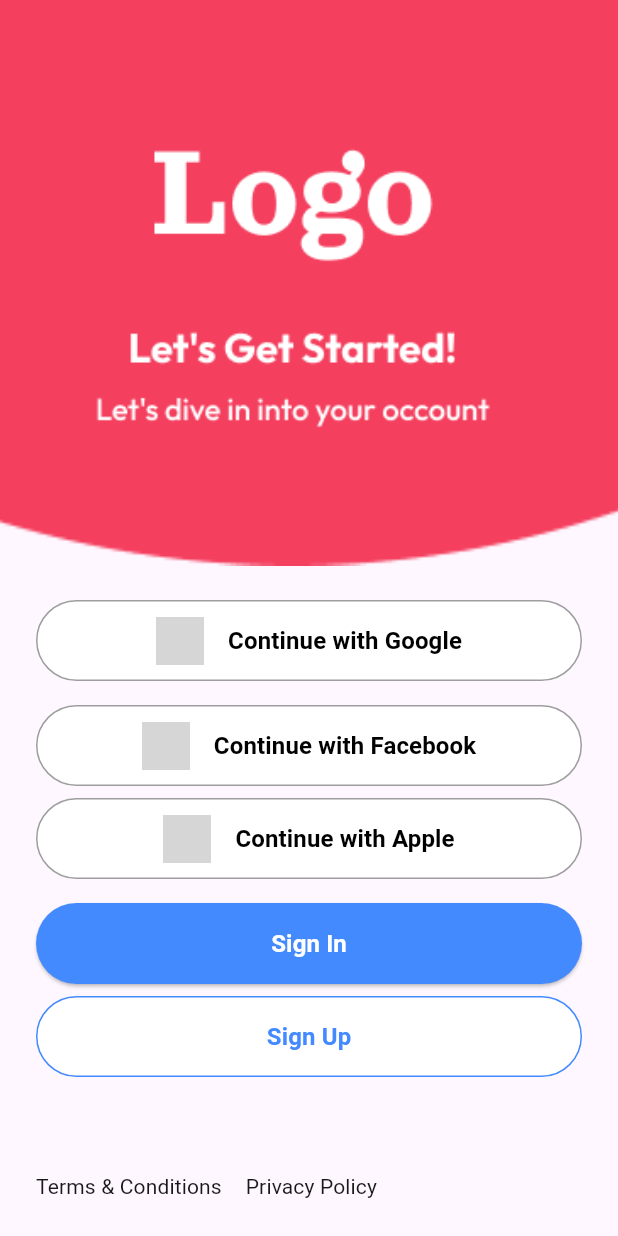
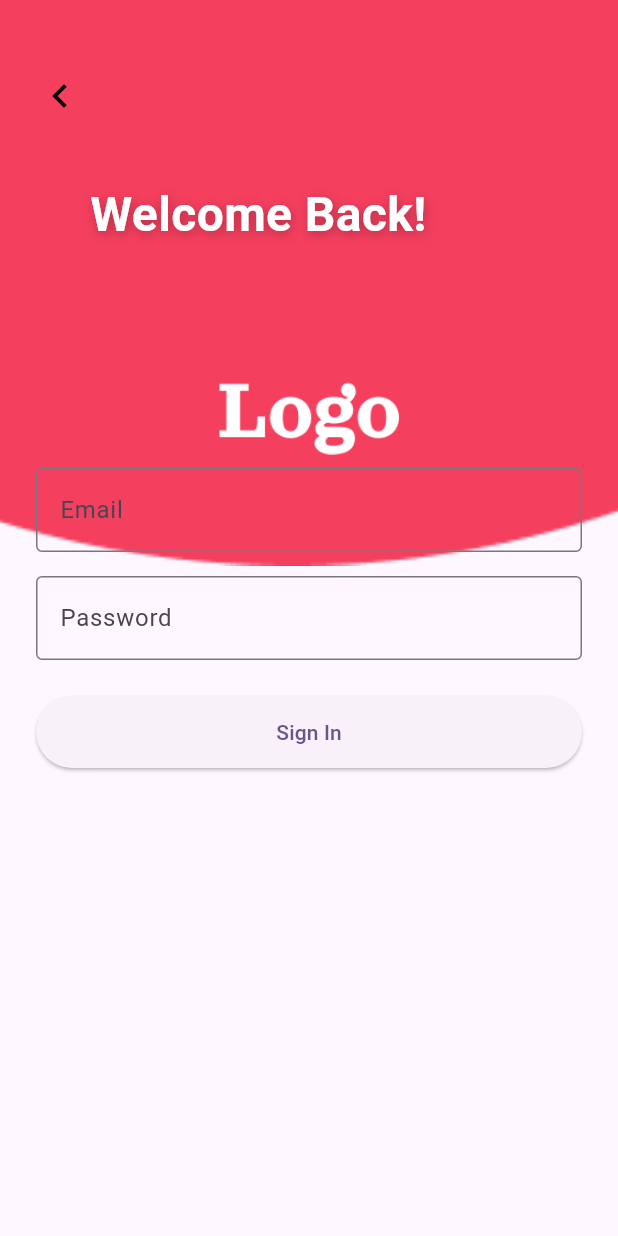
Before and after one commit to Atik-hridoy/miltech_of_demo, a Flutter app: the AuthScreen screen opened by its route, after a tap on "Sign In", on a phone screen of 412 x 824 dp. Run offline on Flutter 3.47's test engine with Material 3 defaults, Android fonts, the light colour scheme and no system bars; our stand-ins replace flutter_svg; grey boxes are pictures that could not be loaded.

```diff
--- a/lib/features/auth/auth_screen.dart
+++ b/lib/features/auth/auth_screen.dart
@@ -1,4 +1,5 @@
 import 'package:flutter/material.dart';
+import 'sign_in_screen.dart';
 
 // AuthScreen is the main authentication screen with background and social login buttons
 class AuthScreen extends StatelessWidget {
@@ -57,11 +58,22 @@ class AuthScreen extends StatelessWidget {
                       padding: EdgeInsets.zero,
                     ),
                     child: Row(
-                      mainAxisAlignment: MainAxisAlignment.center,
                       children: [
-                        // Google icon
-                        Image.asset('assets/icons/Social icon.png', height: 32, width: 32),
-                        const SizedBox(width: 16), // Space between icon and text
+                        // Icon in a box at the left edge
+                        Container(
+                          width: 48,
+                          height: 48,
+                          margin: const EdgeInsets.only(left: 3, right: 16),
+                          decoration: BoxDecoration(
+                            color: Colors.white,
+                            borderRadius: BorderRadius.circular(12),
+                            // Removed border
+                          ),
+                          child: Center(
+                            child: Image.asset('assets/icons/Social icon.png',
+                            height: 28, width: 28),
+                          ),
+                        ),
                         const Text(
                           'Continue with Google',
                           style: TextStyle(
@@ -93,11 +105,21 @@ class AuthScreen extends StatelessWidget {
                       padding: EdgeInsets.zero,
                     ),
                     child: Row(
-                      mainAxisAlignment: MainAxisAlignment.center,
                       children: [
-                        // Facebook icon
-                        Image.asset('assets/icons/Social icon (1).png', height: 32, width: 32),
-                        const SizedBox(width: 16),
+                        // Icon in a box at the left edge
+                        Container(
+                          width: 48,
+                          height: 48,
+                          margin: const EdgeInsets.only(left: 3, right: 16),
+                          decoration: BoxDecoration(
+                            color: Colors.white,
+                            borderRadius: BorderRadius.circular(12),
+                            // Removed border
+                          ),
+                          child: Center(
+                            child: Image.asset('assets/icons/Social icon (1).png', height: 28, width: 28),
+                          ),
+                        ),
                         const Text(
                           'Continue with Facebook',
                           style: TextStyle(
@@ -129,11 +151,21 @@ class AuthScreen extends StatelessWidget {
                       padding: EdgeInsets.zero,
                     ),
                     child: Row(
-                      mainAxisAlignment: MainAxisAlignment.center,
                       children: [
-                        // Apple icon
-                        Image.asset('assets/icons/Social icon (2).png', height: 32, width: 32),
-                        const SizedBox(width: 16),
+                        // Icon in a box at the left edge
+                        Container(
+                          width: 48,
+                          height: 48,
+                          margin: const EdgeInsets.only(left: 3, right: 16),
+                          decoration: BoxDecoration(
+                            color: Colors.white,
+                            borderRadius: BorderRadius.circular(12),
+                            // Removed border
+                          ),
+                          child: Center(
+                            child: Image.asset('assets/icons/Social icon (2).png', height: 28, width: 28),
+                          ),
+                        ),
                         const Text(
                           'Continue with Apple',
                           style: TextStyle(
@@ -154,7 +186,12 @@ class AuthScreen extends StatelessWidget {
                   height: 54,
                   child: ElevatedButton(
                     onPressed: () {
-                      // TODO: Implement Sign In
+                      // Navigate to SignInScreen when pressed
+                      Navigator.of(context).push(
+                        MaterialPageRoute(
+                          builder: (context) => const SignInScreen(),
+                        ),
+                      );
                     },
                     style: ElevatedButton.styleFrom(
                       shape: RoundedRectangleBorder(
@@ -194,7 +231,7 @@ class AuthScreen extends StatelessWidget {
                     child: const Text(
                       'Sign Up',
                       style: TextStyle(
-                        color: Colors.blueAccent,
+                        color: Color.fromARGB(255, 68, 138, 255),
                         fontSize: 16,
                         fontWeight: FontWeight.w600,
                       ),
@@ -254,6 +291,19 @@ class AuthScreen extends StatelessWidget {
               ],
             ),
           ),
+          // Add a back button (chevron_left) at the top left
+          Positioned(
+            top: 40, // Adjust as needed for your design
+            left: 16,
+            child: IconButton(
+              icon: const Icon(Icons.chevron_left, size: 32, color: Color.fromARGB(255, 252, 250, 250)),
+              onPressed: () {
+                // TODO: Implement back navigation
+                Navigator.of(context).maybePop();
+              },
+              tooltip: 'Back',
+            ),
+          ),
         ],
       ),
     );
--- /dev/null
+++ b/lib/features/auth/sign_in_screen.dart
@@ -0,0 +1,112 @@
+import 'package:flutter/material.dart';
+
+// SignInScreen displays a simple sign-in form with background ellipse
+class SignInScreen extends StatelessWidget {
+  const SignInScreen({super.key});
+
+  @override
+  Widget build(BuildContext context) {
+    return Scaffold(
+      body: Stack(
+        children: [
+          // Large ellipse background image, positioned off-screen for effect (same as AuthScreen)
+          Positioned(
+            top: -373,
+            left: -155,
+            child: Image.asset(
+              'assets/image/Ellipse 1.png',
+              width: 700,
+              height: 750,
+              fit: BoxFit.cover,
+            ),
+          ),
+          // Add bold white text just above the logo, a bit left
+          Positioned(
+            top: 120, // moved text further up
+            left: 60, // a bit left of the logo
+            child: const Text(
+              'Welcome Back!',
+              style: TextStyle(
+                color: Colors.white,
+                fontSize: 32, // Bigger font
+                fontWeight: FontWeight.bold,
+                shadows: [
+                  Shadow(
+                    blurRadius: 8,
+                    color: Colors.black26,
+                    offset: Offset(1, 2),
+                  ),
+                ],
+              ),
+            ),
+          ),
+          // Add logo.png smaller and centered
+          Positioned(
+            top: 179,
+            left: 0,
+            right: 0,
+            child: Center(
+              child: Image.asset(
+                'assets/image/Logo.png',
+                width: 120, // much smaller width
+                height: 200, // much smaller height
+                fit: BoxFit.contain,
+              ),
+            ),
+          ),
+          // Main sign-in form content
+          Center(
+            child: Padding(
+              padding: const EdgeInsets.all(24.0),
+              child: Column(
+                mainAxisAlignment: MainAxisAlignment.center,
+                mainAxisSize: MainAxisSize.min,
+                children: [
+                  // Email field
+                  TextField(
+                    decoration: const InputDecoration(
+                      labelText: 'Email',
+                      border: OutlineInputBorder(),
+                    ),
+                    keyboardType: TextInputType.emailAddress,
+                  ),
+                  const SizedBox(height: 16),
+                  // Password field
+                  TextField(
+                    decoration: const InputDecoration(
+                      labelText: 'Password',
+                      border: OutlineInputBorder(),
+                    ),
+                    obscureText: true,
+                  ),
+                  const SizedBox(height: 24),
+                  // Sign In button
+                  SizedBox(
+                    width: double.infinity,
+                    height: 48,
+                    child: ElevatedButton(
+                      onPressed: () {
+                        // TODO: Implement sign in logic
+                      },
+                      child: const Text('Sign In'),
+                    ),
+                  ),
+                ],
+              ),
+            ),
+          ),
+          // AppBar-like back button
+          Positioned(
+            top: 40,
+            left: 16,
+            child: IconButton(
+              icon: const Icon(Icons.chevron_left, size: 32, color: Colors.black),
+              onPressed: () => Navigator.of(context).maybePop(),
+              tooltip: 'Back',
+            ),
+          ),
+        ],
+      ),
+    );
+  }
+}
--- a/pubspec.yaml
+++ b/pubspec.yaml
@@ -64,6 +64,7 @@ flutter:
     - assets/image/OBJECTS.png
     - assets/image/o2.png
     - assets/image/o3.png
+    - assets/image/Logo.png
   # To add assets to your application, add an assets section, like this:
   # assets:
   #   - images/a_dot_burr.jpeg
```
Also changed, not shown: assets/image/Logo.png (added).
